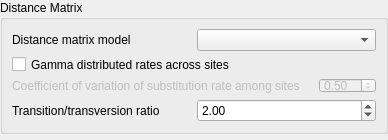
Before: the Qt Designer form src/plugins_3rdparty/phylip/src/ui/DistMatrixModel.ui in violethaze74/ugene, drawn with Qt 5.
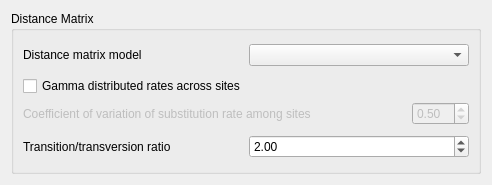
After: the same form once the commit is applied.

Commit message: UGENE-904 Broken layout of 'Build Tree' dialog on Mac OS

Patch:
```diff
--- a/src/plugins_3rdparty/phylip/src/ui/DistMatrixModel.ui
+++ b/src/plugins_3rdparty/phylip/src/ui/DistMatrixModel.ui
@@ -12,8 +12,8 @@
    <rect>
     <x>0</x>
     <y>0</y>
-    <width>388</width>
-    <height>140</height>
+    <width>492</width>
+    <height>185</height>
    </rect>
   </property>
   <property name="sizePolicy">
@@ -24,8 +24,8 @@
   </property>
   <property name="minimumSize">
    <size>
-    <width>362</width>
-    <height>140</height>
+    <width>0</width>
+    <height>0</height>
    </size>
   </property>
   <property name="contextMenuPolicy">
@@ -34,21 +34,24 @@
   <property name="windowTitle">
    <string notr="true"/>
   </property>
+  <layout class="QVBoxLayout" name="verticalLayout">
+   <property name="sizeConstraint">
+    <enum>QLayout::SetMinimumSize</enum>
+   </property>
+   <item>
   <widget class="QGroupBox" name="groupBox">
-   <property name="geometry">
-    <rect>
-     <x>0</x>
-     <y>0</y>
-     <width>388</width>
-     <height>134</height>
-    </rect>
-   </property>
    <property name="title">
     <string>Distance Matrix</string>
    </property>
    <layout class="QGridLayout" name="gridLayout_2">
+      <property name="sizeConstraint">
+       <enum>QLayout::SetMinimumSize</enum>
+      </property>
     <item row="0" column="0">
      <layout class="QHBoxLayout" name="horizontalLayout">
+        <property name="sizeConstraint">
+         <enum>QLayout::SetMinimumSize</enum>
+        </property>
       <item>
        <widget class="QLabel" name="label_3">
         <property name="text">
@@ -63,6 +66,9 @@
     </item>
     <item row="1" column="0">
      <layout class="QGridLayout" name="gridLayout">
+        <property name="sizeConstraint">
+         <enum>QLayout::SetMinimumSize</enum>
+        </property>
       <item row="0" column="0">
        <widget class="QCheckBox" name="gammaCheckBox">
         <property name="text">
@@ -119,6 +125,9 @@
     </item>
     <item row="2" column="0">
      <layout class="QHBoxLayout" name="horizontalLayout_2">
+        <property name="sizeConstraint">
+         <enum>QLayout::SetMinimumSize</enum>
+        </property>
       <item>
        <widget class="QLabel" name="label">
         <property name="text">
@@ -149,6 +158,8 @@
     </item>
    </layout>
   </widget>
+   </item>
+  </layout>
  </widget>
  <resources/>
  <connections>
```
Lines whose indentation alone changed are shown as unchanged. The commit also changes 3 other files.
